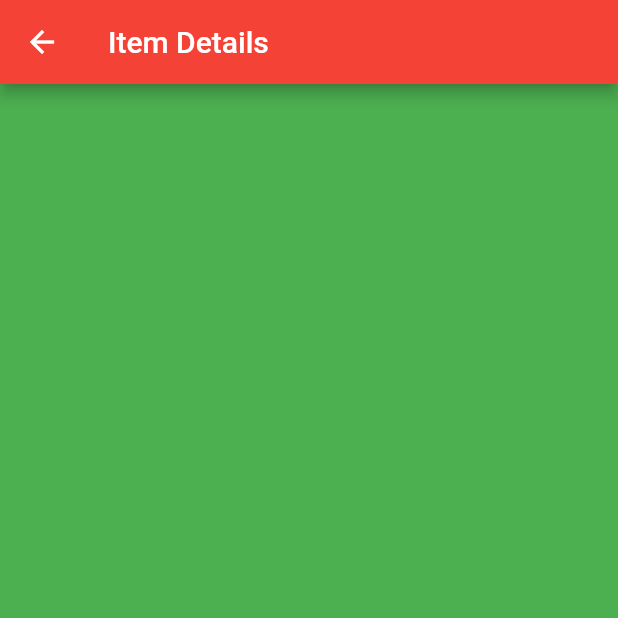
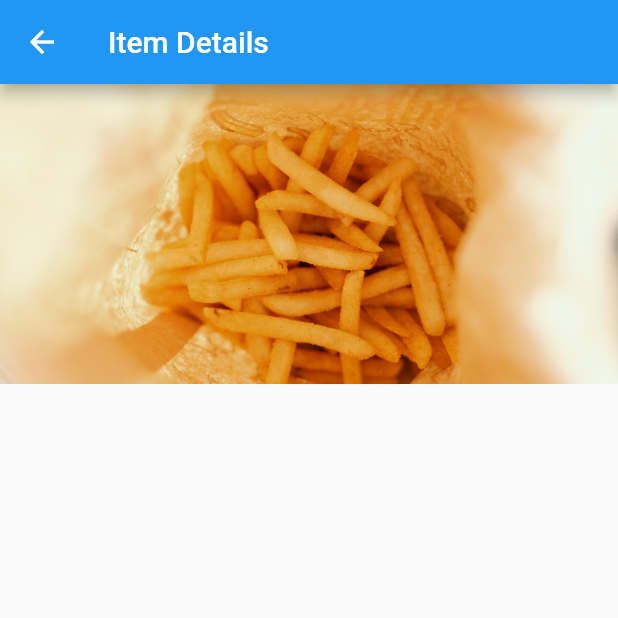
Before and after one commit to yousufCse/flutter_ui, a Flutter app: the screen it shows after launch, after a tap on "Slide Right Transition", on a phone screen of 412 x 824 dp, the top half of it. Run offline on Flutter 3.47's test engine with Material 2 defaults, Android fonts, the phone set to English and light mode, and no system bars.

Commit message:
Added image to its's container

```diff
--- a/lib/src/screens/home_screen.dart
+++ b/lib/src/screens/home_screen.dart
@@ -9,8 +9,7 @@ class HomeScreen extends StatefulWidget {
 }
 
 class _HomeScreenState extends State<HomeScreen> {
-
-  onPressedSlideTransiton(){
+  onPressedSlideTransiton() {
     Navigator.push(context, SlideRightPageRoute(page: ItemDetailsScreen()));
   }
 
@@ -25,12 +24,15 @@ class _HomeScreenState extends State<HomeScreen> {
   onPressedRotationTransition() {
     Navigator.push(context, RotationPageRoute(page: ItemDetailsScreen()));
   }
+
   onPressedSizeTransition() {
     Navigator.push(context, SizePageRoute(page: ItemDetailsScreen()));
   }
+
   onPressedFadeTransition() {
     Navigator.push(context, FadePageRoute(page: ItemDetailsScreen()));
   }
+
   @override
   Widget build(BuildContext context) {
     return Scaffold(
@@ -63,6 +65,13 @@ class _HomeScreenState extends State<HomeScreen> {
             onPressed: onPressedFadeTransition,
             child: Text('Fade Transition'),
           ),
+          InkWell(
+            child: Container(
+              height: 80.0,
+              width: 80.0,
+              child: Image.asset('images/a.jpg'),
+            ),
+          )
         ],
       ),
     );
--- a/lib/src/screens/item_details_screen.dart
+++ b/lib/src/screens/item_details_screen.dart
@@ -1,6 +1,5 @@
 import 'package:flutter/cupertino.dart';
 import 'package:flutter/material.dart';
-
 
 class ItemDetailsScreen extends StatefulWidget {
   createState() => _ItemDetailsScreenState();
@@ -11,10 +10,18 @@ class _ItemDetailsScreenState extends State<ItemDetailsScreen> {
     return Scaffold(
       appBar: AppBar(
         title: Text('Item Details'),
-        backgroundColor: Colors.red,
+        // backgroundColor: Colors.red,
       ),
-      body: Container(
-        color: Colors.green,
+      body: ListView(
+        children: <Widget>[
+          Container(
+            height: 200.0,
+            child: Image.asset(
+              'images/a.jpg',
+              fit: BoxFit.cover,
+            ),
+          )
+        ],
       ),
     );
   }
```
Lines whose indentation alone changed are shown as unchanged.
